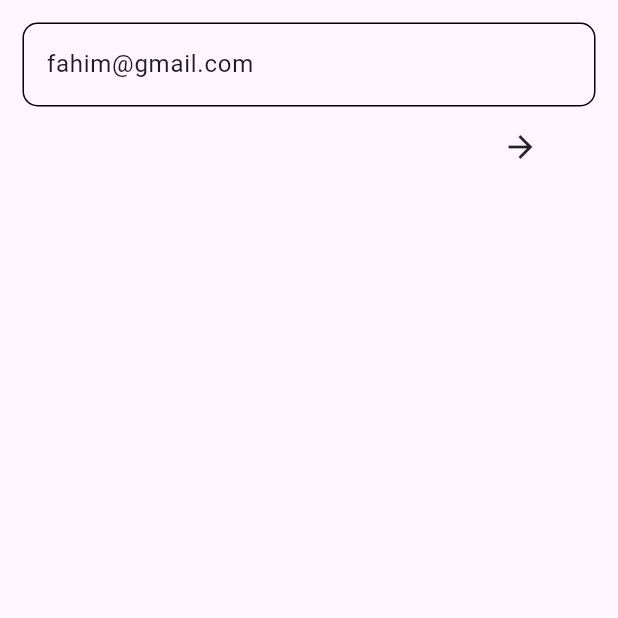
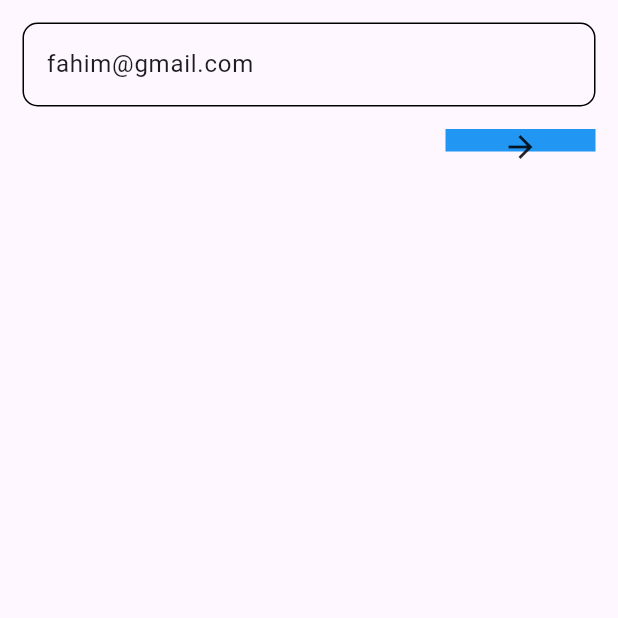
Before and after one commit to fahimshahariar09/learning_management, a Flutter app: the ForgetPassword screen opened directly, on a phone screen of 412 x 824 dp, the top half of it. Run offline on Flutter 3.47's test engine with Material 3 defaults, Android fonts, the phone set to English and light mode, and no system bars; our stand-ins replace get.

Commit message:
first commit

```diff
--- /dev/null
+++ b/lib/controller/api_controller/auth/otp.dart
@@ -0,0 +1,3 @@
+
+
+class OtpService{}
--- a/lib/view/screen/auth/forget_password.dart
+++ b/lib/view/screen/auth/forget_password.dart
@@ -24,8 +24,10 @@ class ForgetPassword extends StatelessWidget {
                 children: [
                   Container(
                       height: 15, width: 100,
-
-                      child: Icon(Icons.arrow_forward)),
+                      decoration: const BoxDecoration(
+                        color: Colors.blue
+                      ),
+                      child: const Icon(Icons.arrow_forward)),
                 ],
               ),
             ],
```
